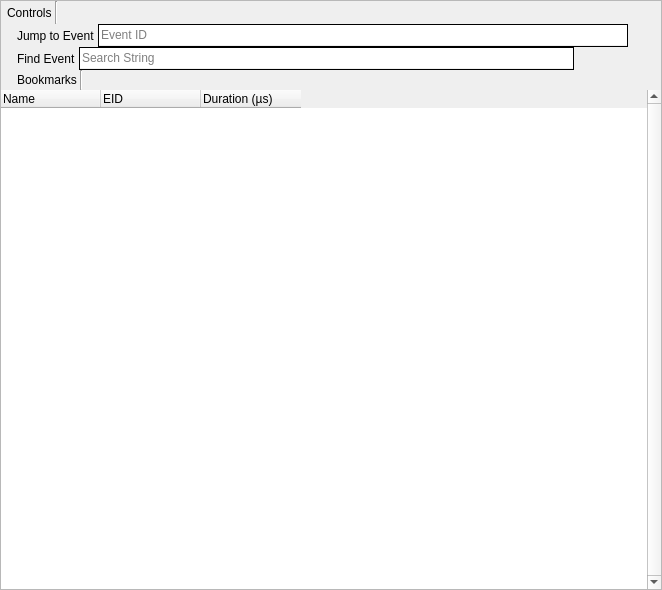
Old version of the form qrenderdoc/Windows/EventBrowser.ui in the repository baldurk/renderdoc.
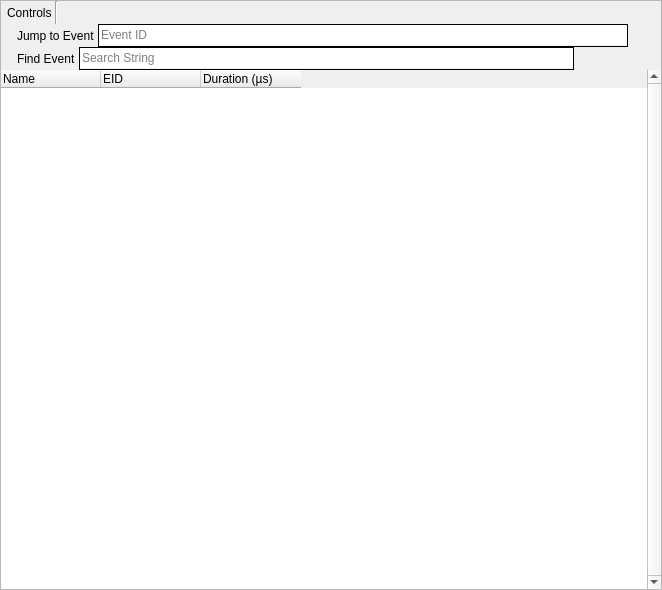
New version of the form. Icons and pictures are not drawn. Custom widgets are drawn as their Qt base class.

Commit message: Implement bookmark handling in the event browser

Patch:
```diff
--- a/qrenderdoc/Windows/EventBrowser.ui
+++ b/qrenderdoc/Windows/EventBrowser.ui
@@ -118,7 +118,7 @@
       </widget>
      </item>
      <item>
-      <widget class="QToolButton" name="toolButton">
+      <widget class="QToolButton" name="bookmark">
        <property name="text">
         <string/>
        </property>
@@ -411,24 +411,30 @@
    </item>
    <item>
     <widget class="QWidget" name="bookmarkStrip" native="true">
+     <widget class="QWidget" name="bookmarkStripHeader" native="true">
+      <property name="geometry">
+       <rect>
+        <x>0</x>
+        <y>0</y>
+        <width>82</width>
+        <height>16</height>
+       </rect>
+      </property>
      <layout class="QHBoxLayout" name="horizontalLayout_6">
-      <property name="spacing">
-       <number>3</number>
-      </property>
       <property name="leftMargin">
-       <number>6</number>
+        <number>0</number>
       </property>
       <property name="topMargin">
        <number>0</number>
       </property>
       <property name="rightMargin">
-       <number>6</number>
+        <number>0</number>
       </property>
       <property name="bottomMargin">
        <number>0</number>
       </property>
       <item>
-       <widget class="QLabel" name="label_6">
+        <widget class="QLabel" name="bookmarkStripIcon">
         <property name="text">
          <string/>
         </property>
@@ -438,7 +444,13 @@
        </widget>
       </item>
       <item>
-       <widget class="QLabel" name="label_7">
+        <widget class="QLabel" name="bookmarkStripLabel">
+         <property name="sizePolicy">
+          <sizepolicy hsizetype="Preferred" vsizetype="MinimumExpanding">
+           <horstretch>0</horstretch>
+           <verstretch>0</verstretch>
+          </sizepolicy>
+         </property>
         <property name="text">
          <string>Bookmarks</string>
         </property>
@@ -454,26 +466,14 @@
        </widget>
       </item>
       <item>
-       <widget class="Line" name="line_2">
+        <widget class="Line" name="bookmarkStripLine">
         <property name="orientation">
          <enum>Qt::Vertical</enum>
         </property>
        </widget>
       </item>
-      <item>
-       <spacer name="bookmarkSpacer">
-        <property name="orientation">
-         <enum>Qt::Horizontal</enum>
-        </property>
-        <property name="sizeHint" stdset="0">
-         <size>
-          <width>564</width>
-          <height>20</height>
-         </size>
-        </property>
-       </spacer>
-      </item>
-     </layout>
+      </layout>
+     </widget>
     </widget>
    </item>
    <item>
```
Lines whose indentation alone changed are shown as unchanged. The commit also changes 2 other files.
